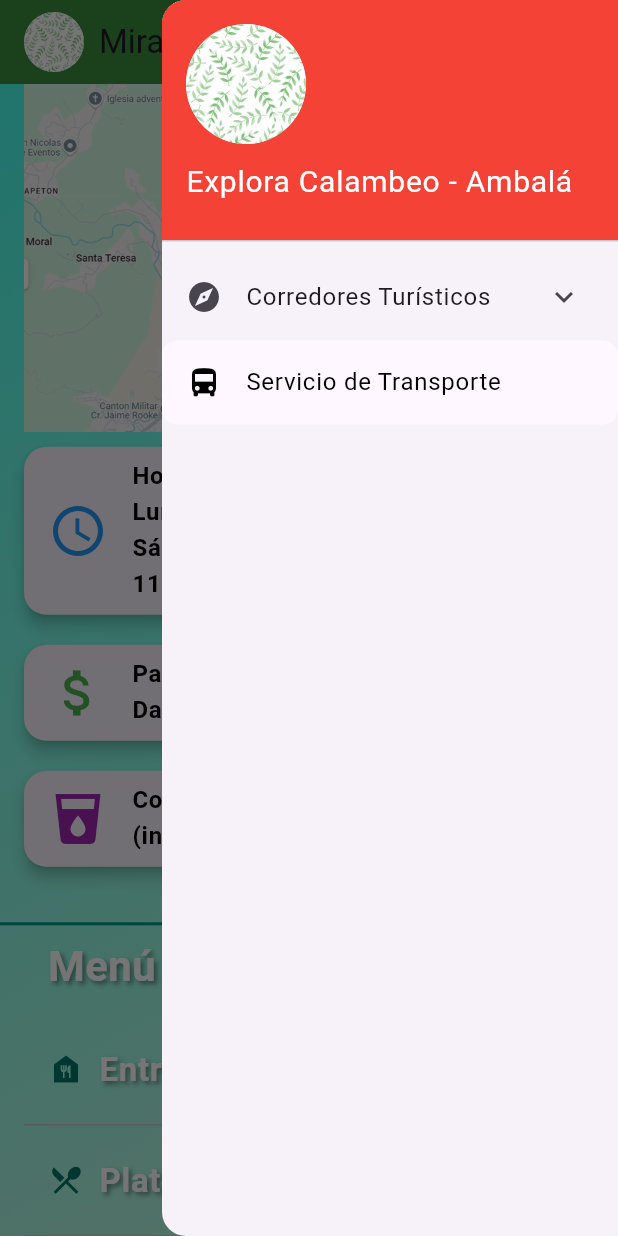
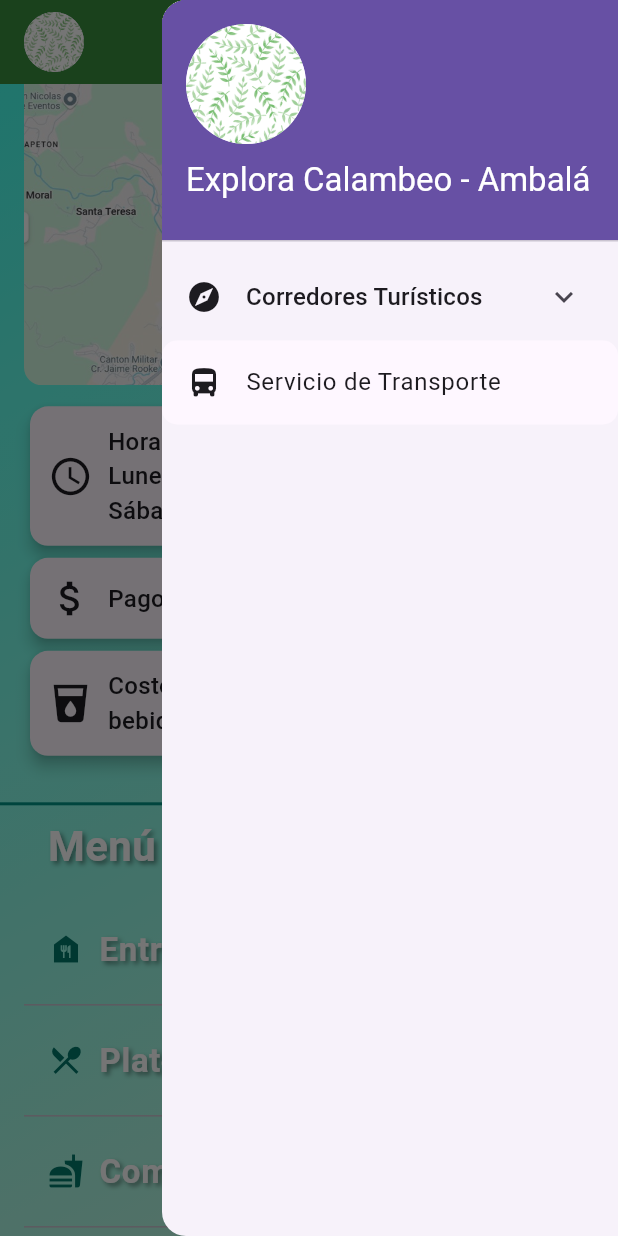
Before and after one commit to Bedoya-A/Proyecto_Adsi, a Flutter app: the MiradorTesorito screen opened directly, scrolled down 576 dp, after a tap on the "menu" icon, on a phone screen of 412 x 824 dp. Run offline on Flutter 3.47's test engine with Material 3 defaults, Android fonts, the phone set to English and light mode, and no system bars; drawn by our look-alikes of flutter_animate; our stand-ins replace carousel_slider, flutter_masked_text2, photo_view.

Commit message:
Tema en el menú
Toca corregir los colores de algunos iconos que se cambiaron

```diff
--- a/Prototipo App/Prueba/lib/CabanaDelArbol.dart
+++ b/Prototipo App/Prueba/lib/CabanaDelArbol.dart
@@ -2,7 +2,6 @@ import 'package:carousel_slider/carousel_slider.dart';
 import 'package:flutter/material.dart';
 import 'package:prueba2/FormularioReserva.dart';
 import 'package:prueba2/Menu.dart';
-import 'package:prueba2/HomePage.dart';
 import 'package:prueba2/MenuFlotante.dart';
 import 'package:url_launcher/url_launcher.dart'; // Importa tu HomePage para la navegación
 
--- a/Prototipo App/Prueba/lib/CabanaEncanto.dart
+++ b/Prototipo App/Prueba/lib/CabanaEncanto.dart
@@ -2,7 +2,6 @@ import 'package:carousel_slider/carousel_slider.dart';
 import 'package:flutter/material.dart';
 import 'package:prueba2/FormularioReserva.dart';
 import 'package:prueba2/Menu.dart';
-import 'package:prueba2/HomePage.dart';
 import 'package:prueba2/MenuFlotante.dart';
 import 'package:url_launcher/url_launcher.dart';
 
--- a/Prototipo App/Prueba/lib/CustomAppbar.dart
+++ b/Prototipo App/Prueba/lib/CustomAppbar.dart
@@ -17,7 +17,10 @@ class CustomAppBar extends StatelessWidget implements PreferredSizeWidget {
   Widget build(BuildContext context) {
     return AppBar(
       automaticallyImplyLeading: false,
-      title: Text("App Explora Calambeo - Ambalá"),
+      title: Text(
+        "Calambeo - Ambalá",
+        style: TextStyle(fontSize: 20),
+      ),
       actions: [
         // Si el usuario está logueado, se muestra la foto de perfil
         isLoggedIn
--- a/Prototipo App/Prueba/lib/Menu.dart
+++ b/Prototipo App/Prueba/lib/Menu.dart
@@ -1,11 +1,6 @@
 import 'package:flutter/material.dart';
 import 'package:flutter_animate/flutter_animate.dart';
 import 'package:prueba2/Autoctonos.dart';
-import 'package:prueba2/CabanaDelArbol.dart';
-import 'package:prueba2/CabanaEncanto.dart';
-import 'package:prueba2/CabanaLaMontana.dart';
-
-import 'package:prueba2/CabanaParaiso.dart';
 import 'package:prueba2/HomePage.dart';
 import 'package:prueba2/JardinBotanico.dart';
 import 'package:prueba2/Meraki.dart';
@@ -37,7 +32,6 @@ class MenuState extends State<Menu> with SingleTickerProviderStateMixin {
     setState(() {
       _selectedSectionIndex = index;
 
-      // Cambia la expansión de acuerdo al índice
       if (index >= 5 && index <= 7) {
         _isExpandedCorredores = true;
         _isExpandedCalambeo = true;
@@ -97,12 +91,15 @@ class MenuState extends State<Menu> with SingleTickerProviderStateMixin {
 
   @override
   Widget build(BuildContext context) {
+    final colorScheme = Theme.of(context).colorScheme;
+    final textTheme = Theme.of(context).textTheme;
+
     return Drawer(
       child: ListView(
         padding: EdgeInsets.zero,
         children: <Widget>[
           DrawerHeader(
-            decoration: BoxDecoration(color: Colors.red),
+            decoration: BoxDecoration(color: colorScheme.primary),
             child: Column(
               crossAxisAlignment: CrossAxisAlignment.start,
               children: [
@@ -130,7 +127,7 @@ class MenuState extends State<Menu> with SingleTickerProviderStateMixin {
                               Icons.home,
                               key: ValueKey('homeIcon'),
                               size: 80,
-                              color: Colors.white,
+                              color: colorScheme.onPrimary,
                             )
                           : CircleAvatar(
                               key: ValueKey('logoIcon'),
@@ -143,7 +140,9 @@ class MenuState extends State<Menu> with SingleTickerProviderStateMixin {
                 SizedBox(height: 10),
                 Text(
                   'Explora Calambeo - Ambalá',
-                  style: TextStyle(color: Colors.white, fontSize: 20),
+                  style: textTheme.titleLarge?.copyWith(
+                    color: colorScheme.onPrimary,
+                  ),
                 ),
               ],
             ),
@@ -156,7 +155,9 @@ class MenuState extends State<Menu> with SingleTickerProviderStateMixin {
                   angle: _rotationController.value * 2 * 3.14159,
                   child: Transform.scale(
                     scale: _isSelectedCorredores ? 1.2 : 1.0,
-                    child: Icon(Icons.explore).animate().fadeIn(
+                    child: Icon(Icons.explore, color: colorScheme.onSurface)
+                        .animate()
+                        .fadeIn(
                           duration: 500.ms,
                           curve: Curves.easeInOut,
                         ),
@@ -164,7 +165,10 @@ class MenuState extends State<Menu> with SingleTickerProviderStateMixin {
                 );
               },
             ),
-            title: Text('Corredores Turísticos'),
+            title: Text('Corredores Turísticos',
+                style: textTheme.titleMedium?.copyWith(
+                  color: colorScheme.onSurface,
+                )),
             onExpansionChanged: (expanded) {
               _toggleCorredores();
               _selectCorredores();
@@ -182,7 +186,10 @@ class MenuState extends State<Menu> with SingleTickerProviderStateMixin {
                             duration: 500.ms,
                             curve: Curves.easeInOutQuad,
                           ),
-                      title: Text('Calambeo'),
+                      title: Text('Calambeo',
+                          style: textTheme.titleSmall?.copyWith(
+                            color: colorScheme.onSurface,
+                          )),
                       onExpansionChanged: (expanded) {
                         setState(() {
                           _isExpandedCalambeo = expanded;
@@ -220,7 +227,10 @@ class MenuState extends State<Menu> with SingleTickerProviderStateMixin {
                             duration: 500.ms,
                             curve: Curves.easeInOutQuad,
                           ),
-                      title: Text('Ambalá'),
+                      title: Text('Ambalá',
+                          style: textTheme.titleSmall?.copyWith(
+                            color: colorScheme.onSurface,
+                          )),
                       onExpansionChanged: (expanded) {
                         setState(() {
                           _isExpandedAmbala = expanded;
@@ -256,6 +266,9 @@ class MenuState extends State<Menu> with SingleTickerProviderStateMixin {
   Widget buildAnimatedDrawerItem(
       String title, int index, IconData icon, BuildContext context,
       [Widget? page]) {
+    final colorScheme = Theme.of(context).colorScheme;
+    final textTheme = Theme.of(context).textTheme;
+
     return Material(
       elevation: widget.selectedDrawerIndex == index ? 8 : 0,
       borderRadius: BorderRadius.circular(10),
@@ -263,31 +276,24 @@ class MenuState extends State<Menu> with SingleTickerProviderStateMixin {
         leading: Icon(
           icon,
           color: widget.selectedDrawerIndex == index
-              ? Colors.yellow
-              : Colors.black,
-        )
-            .animate()
-            .scale(
-              duration: 400.ms,
-              curve: Curves.easeInOutQuad,
-            )
-            .then()
-            .fadeIn(
-              duration: 500.ms,
-              curve: Curves.easeInOutQuad,
-            ),
+              ? colorScheme.secondary
+              : colorScheme.onSurface,
+        ),
         title: Text(
           title,
-          style: TextStyle(
+          style: textTheme.bodyLarge?.copyWith(
             color: widget.selectedDrawerIndex == index
-                ? Colors.yellow
-                : Colors.black,
+                ? colorScheme.secondary
+                : colorScheme.onSurface,
           ),
         ),
-        selected: widget.selectedDrawerIndex == index,
-        tileColor:
-            widget.selectedDrawerIndex == index ? Colors.redAccent : null,
-        selectedTileColor: Colors.redAccent,
+        selected: widget.selectedDrawerIndex ==
+            index, // Esto maneja si la opción está seleccionada
+        tileColor: widget.selectedDrawerIndex == index
+            ? colorScheme.primaryContainer // Color al seleccionar
+            : null, // Si no está seleccionada, no cambia el color
+        selectedTileColor: colorScheme
+            .primaryContainer, // Color para cuando la opción está seleccionada
         onTap: () {
           widget.onSelectDrawerItem(index);
           if (page != null) {
@@ -300,8 +306,14 @@ class MenuState extends State<Menu> with SingleTickerProviderStateMixin {
   }
 
   Widget buildAnimatedExpansionTile(String title, List<Widget> children) {
+    final textTheme = Theme.of(context).textTheme;
+    final colorScheme = Theme.of(context).colorScheme;
+
     return ExpansionTile(
-      title: Text(title),
+      title: Text(title,
+          style: textTheme.titleSmall?.copyWith(
+            color: colorScheme.onSurface,
+          )),
       children: children
           .animate(interval: 150.ms)
           .slideY(begin: 1, end: 0, duration: 400.ms)
--- a/Prototipo App/Prueba/lib/MiradorTesorito.dart
+++ b/Prototipo App/Prueba/lib/MiradorTesorito.dart
@@ -160,12 +160,25 @@ class _MiradorTesoritoState extends State<MiradorTesorito>
             ),
             SizedBox(width: 10),
             Flexible(
+                child: Center(
               child: Text(
                 'Mirador Tesorito',
-                overflow: TextOverflow.ellipsis,
-                maxLines: 1,
+                style: TextStyle(
+                  color: Theme.of(context).brightness == Brightness.dark
+                      ? Colors.white // Para el modo oscuro
+                      : Colors.black, // Para el modo claro
+                  fontSize: 20,
+                  fontWeight: FontWeight.bold,
+                  shadows: [
+                    Shadow(
+                      color: Colors.black45,
+                      offset: Offset(3, 3),
+                      blurRadius: 8,
+                    ),
+                  ],
+                ),
               ),
-            ),
+            )),
           ],
         ),
         backgroundColor: Colors.green[700],
@@ -458,57 +471,94 @@ class _MiradorTesoritoState extends State<MiradorTesorito>
 
   // Sección interactiva con tarjetas llamativas
   Widget _buildInteractiveCards(BuildContext context) {
+    // Obtener los colores del tema actual
+    final theme = Theme.of(context);
+    final backgroundColor =
+        theme.cardColor; // Color de fondo de la tarjeta según el tema
+    final textColor = theme.textTheme.bodyLarge?.color ??
+        Colors.black; // Color de texto según el tema
+
     return Padding(
       padding: const EdgeInsets.symmetric(horizontal: 16.0),
       child: Column(
+        crossAxisAlignment: CrossAxisAlignment.start,
         children: [
           _buildInfoCard(
             'El mirador Tesorito está operando hace dos años. El propietario es Yeison Ramirez. Ofrece servicios de mirador y restaurante.',
             Icons.place,
-            Colors.orange,
+            backgroundColor,
+            textColor,
           ),
-          SizedBox(height: 10), // Espacio entre el texto y la imagen
-          Image.asset(
-            'assets/mapamiradorTesorito.jpg', // Reemplaza con el nombre de la imagen que quieres mostrar
-            width: 450, // O ajusta el tamaño según lo necesites
-            fit: BoxFit
-                .cover, // Ajuste de la imagen (puedes usar BoxFit.fill, BoxFit.contain, etc.)
+          SizedBox(height: 10),
+
+          // Imagen del mirador
+          ClipRRect(
+            borderRadius:
+                BorderRadius.circular(12), // Bordes redondeados en la imagen
+            child: Image.asset(
+              'assets/mapamiradorTesorito.jpg',
+              width: double.infinity, // Ocupa el ancho disponible
+              fit: BoxFit.cover, // Ajuste de la imagen
+            ),
           ),
+
+          SizedBox(height: 10),
+
           _buildInfoCard(
             'Horarios: \nLunes a Viernes: 3:00 pm - 11:00 pm\nSábados, Domingos y Festivos: 11:00 am - 11:00 pm',
             Icons.access_time,
-            Colors.blue,
+            backgroundColor,
+            textColor,
           ),
+
           _buildInfoCard(
             'Pagos disponibles por Nequi y Daviplata.',
             Icons.attach_money,
-            Colors.green,
+            backgroundColor,
+            textColor,
           ),
+
           _buildInfoCard(
             'Costo de ingreso: 5,000 COP (incluye bebida de bienvenida).',
             Icons.local_drink,
-            Colors.purple,
+            backgroundColor,
+            textColor,
           ),
         ],
       ),
     );
   }
 
-  // Tarjeta de información interactiva
-  Widget _buildInfoCard(String text, IconData icon, Color color) {
+// Función para crear las tarjetas informativas
+  Widget _buildInfoCard(
+      String text, IconData icon, Color backgroundColor, Color textColor) {
     return Card(
-      margin: EdgeInsets.symmetric(vertical: 10),
-      shape: RoundedRectangleBorder(borderRadius: BorderRadius.circular(15)),
-      elevation: 4,
-      child: ListTile(
-        leading: Icon(icon, color: color, size: 40),
-        title: Text(
-          text,
-          style: TextStyle(
-            fontSize: 16,
-            fontWeight: FontWeight.bold,
-            color: Colors.black,
-          ),
+      elevation: 4, // Sombra para un efecto de profundidad
+      shape: RoundedRectangleBorder(
+        borderRadius: BorderRadius.circular(12), // Bordes redondeados
+      ),
+      color:
+          backgroundColor, // Color de fondo de la tarjeta que responde al tema
+      child: Padding(
+        padding: const EdgeInsets.all(12.0),
+        child: Row(
+          children: [
+            Icon(icon,
+                color: textColor, size: 30), // Icono con color según el tema
+            SizedBox(width: 10),
+            Expanded(
+              child: Text(
+                text,
+                style: TextStyle(
+                  fontSize: 16,
+                  fontWeight: FontWeight.w500,
+                  color: textColor, // Color del texto según el tema
+                ),
+                maxLines: 3,
+                overflow: TextOverflow.ellipsis,
+              ),
+            ),
+          ],
         ),
       ),
     );
--- a/Prototipo App/Prueba/lib/TemaSeleccion.dart
+++ b/Prototipo App/Prueba/lib/TemaSeleccion.dart
@@ -38,12 +38,11 @@ class TemaSection extends StatelessWidget {
   Widget _buildTemaOption(String titulo, int index) {
     return GestureDetector(
       onTap: () {
-        onTemaChange(index);
+        onTemaChange(index); // Aquí se pasa el índice del tema seleccionado
       },
       child: Container(
         padding: EdgeInsets.all(10),
-        margin: EdgeInsets.symmetric(
-            horizontal: 5), // Añadir un margen para separación
+        margin: EdgeInsets.symmetric(horizontal: 5),
         decoration: BoxDecoration(
           border: Border.all(
             color: temaSeleccionado == index ? Colors.blue : Colors.grey,
```
Also changed, not shown: Prototipo App/Prueba/lib/Autoctonos.dart (+44 -41 lines), Prototipo App/Prueba/lib/HomePage.dart (+7 -11 lines), Prototipo App/Prueba/lib/JardinBotanico.dart (+16 -3 lines).
